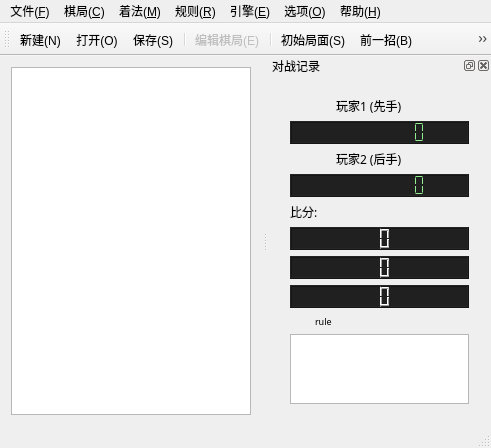
Above: gamewindow.ui from calcitem/Sanmill before the change. Below: the same form after it.
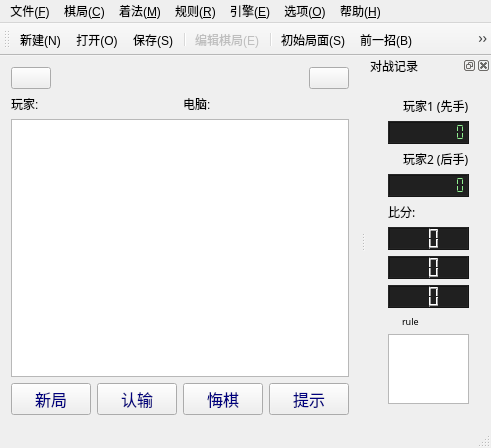
That is the form after the change. Icons and pictures are not drawn. Custom widgets are drawn as their Qt base class.

Commit message: AppUI: Merge two pro and ui files

Patch:
```diff
--- a/gamewindow.ui
+++ b/gamewindow.ui
@@ -7,7 +7,7 @@
     <x>0</x>
     <y>0</y>
     <width>491</width>
-    <height>418</height>
+    <height>432</height>
    </rect>
   </property>
   <property name="windowTitle">
@@ -24,6 +24,63 @@
     <bool>false</bool>
    </property>
    <layout class="QVBoxLayout" name="verticalLayout_3">
+    <item>
+     <layout class="QHBoxLayout" name="horizontalLayout_6">
+      <item>
+       <widget class="QPushButton" name="pushButton_back">
+        <property name="text">
+         <string/>
+        </property>
+        <property name="icon">
+         <iconset resource="gamewindow.qrc">
+          <normaloff>:/icon/resources/icon/ic_reply_black_48dp.png</normaloff>:/icon/resources/icon/ic_reply_black_48dp.png</iconset>
+        </property>
+       </widget>
+      </item>
+      <item>
+       <spacer name="horizontalSpacer">
+        <property name="orientation">
+         <enum>Qt::Horizontal</enum>
+        </property>
+        <property name="sizeHint" stdset="0">
+         <size>
+          <width>40</width>
+          <height>20</height>
+         </size>
+        </property>
+       </spacer>
+      </item>
+      <item>
+       <widget class="QPushButton" name="pushButton_option">
+        <property name="text">
+         <string/>
+        </property>
+        <property name="icon">
+         <iconset resource="gamewindow.qrc">
+          <normaloff>:/icon/resources/icon/ic_menu_black_48dp.png</normaloff>:/icon/resources/icon/ic_menu_black_48dp.png</iconset>
+        </property>
+       </widget>
+      </item>
+     </layout>
+    </item>
+    <item>
+     <layout class="QHBoxLayout" name="horizontalLayout_3">
+      <item>
+       <widget class="QLabel" name="label_2">
+        <property name="text">
+         <string>玩家:</string>
+        </property>
+       </widget>
+      </item>
+      <item>
+       <widget class="QLabel" name="label">
+        <property name="text">
+         <string>电脑:</string>
+        </property>
+       </widget>
+      </item>
+     </layout>
+    </item>
     <item>
      <widget class="GameView" name="gameView">
       <property name="sizePolicy">
@@ -49,6 +106,119 @@
       </property>
      </widget>
     </item>
+    <item>
+     <layout class="QHBoxLayout" name="horizontalLayout">
+      <item>
+       <widget class="QPushButton" name="pushButton_newGame">
+        <property name="font">
+         <font>
+          <family>黑体</family>
+          <pointsize>12</pointsize>
+         </font>
+        </property>
+        <property name="styleSheet">
+         <string notr="true">color: rgb(0, 0, 127);</string>
+        </property>
+        <property name="text">
+         <string>新局</string>
+        </property>
+        <property name="icon">
+         <iconset resource="gamewindow.qrc">
+          <normaloff>:/icon/resources/icon/ic_radio_button_on_black_48dp.png</normaloff>:/icon/resources/icon/ic_radio_button_on_black_48dp.png</iconset>
+        </property>
+        <property name="iconSize">
+         <size>
+          <width>24</width>
+          <height>24</height>
+         </size>
+        </property>
+        <property name="flat">
+         <bool>false</bool>
+        </property>
+       </widget>
+      </item>
+      <item>
+       <widget class="QPushButton" name="pushButton_giveUp">
+        <property name="font">
+         <font>
+          <family>黑体</family>
+          <pointsize>12</pointsize>
+         </font>
+        </property>
+        <property name="styleSheet">
+         <string notr="true">color: rgb(0, 0, 127);</string>
+        </property>
+        <property name="text">
+         <string>认输</string>
+        </property>
+        <property name="icon">
+         <iconset resource="gamewindow.qrc">
+          <normaloff>:/icon/resources/icon/ic_flag_black_48dp.png</normaloff>:/icon/resources/icon/ic_flag_black_48dp.png</iconset>
+        </property>
+        <property name="iconSize">
+         <size>
+          <width>24</width>
+          <height>24</height>
+         </size>
+        </property>
+       </widget>
+      </item>
+      <item>
+       <widget class="QPushButton" name="pushButton_retractMove">
+        <property name="font">
+         <font>
+          <family>黑体</family>
+          <pointsize>12</pointsize>
+         </font>
+        </property>
+        <property name="styleSheet">
+         <string notr="true">color: rgb(0, 0, 127);</string>
+        </property>
+        <property name="text">
+         <string>悔棋</string>
+        </property>
+        <property name="icon">
+         <iconset resource="gamewindow.qrc">
+          <normaloff>:/icon/resources/icon/ic_reply_black_48dp.png</normaloff>:/icon/resources/icon/ic_reply_black_48dp.png</iconset>
+        </property>
+        <property name="iconSize">
+         <size>
+          <width>24</width>
+          <height>24</height>
+         </size>
+        </property>
+       </widget>
+      </item>
+      <item>
+       <widget class="QPushButton" name="pushButton_hint">
+        <property name="font">
+         <font>
+          <family>黑体</family>
+          <pointsize>12</pointsize>
+          <strikeout>false</strikeout>
+          <stylestrategy>PreferDefault</stylestrategy>
+         </font>
+        </property>
+        <property name="styleSheet">
+         <string notr="true">color: rgb(0, 0, 127);</string>
+        </property>
+        <property name="text">
+         <string>提示</string>
+        </property>
+        <property name="icon">
+         <iconset resource="gamewindow.qrc">
+          <normaloff>:/icon/resources/icon/ic_visibility_black_48dp.png</normaloff>:/icon/resources/icon/ic_visibility_black_48dp.png</iconset>
+        </property>
+        <property name="iconSize">
+         <size>
+          <width>24</width>
+          <height>24</height>
+         </size>
+        </property>
+       </widget>
+      </item>
+     </layout>
+    </item>
    </layout>
   </widget>
   <widget class="QMenuBar" name="menuBar">
```
Left out of the diff: 56 changed lines with no effect on the pictures. The commit also changes 5 other files.
